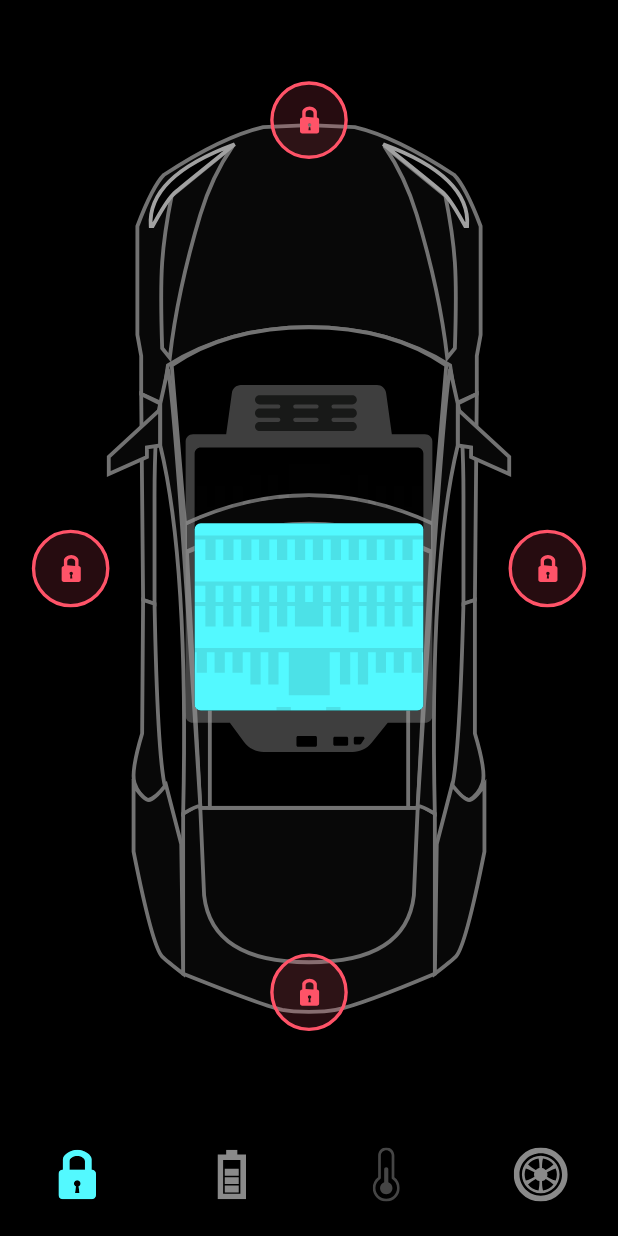
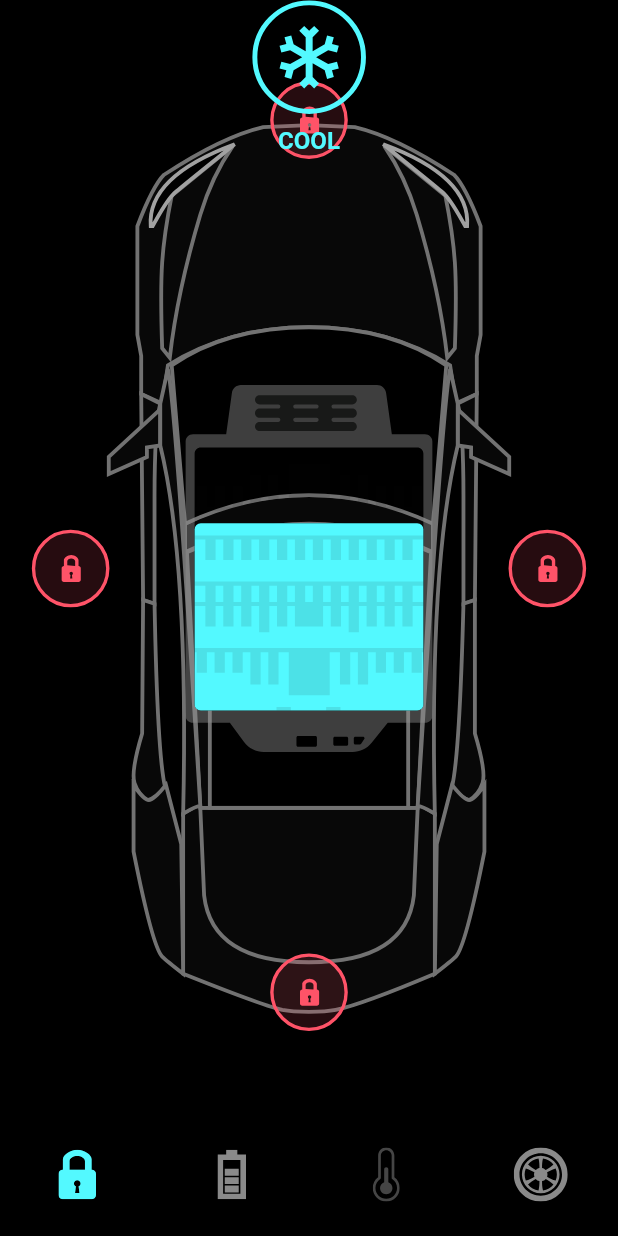
Before and after one commit to mamorucom/flutter_practice_animated_tesla_car, a Flutter app: the screen it shows after launch, on a phone screen of 412 x 824 dp. Run offline on Flutter 3.47's test engine with Material 2 defaults, Android fonts, the light colour scheme and no system bars; our stand-ins replace flutter_svg.

Commit message:
12:20 temp_btnウィジェット作成中

```diff
--- /dev/null
+++ b/lib/screens/components/temp_btn.dart
@@ -0,0 +1,57 @@
+import 'package:flutter/material.dart';
+import 'package:flutter_svg/flutter_svg.dart';
+import 'package:practice_animated_tesla_car/constanins.dart';
+
+class TempBtn extends StatelessWidget {
+  const TempBtn({
+    Key? key,
+    required this.svgSrc,
+    required this.title,
+    this.isActive = false,
+    required this.press,
+  }) : super(key: key);
+
+  final String svgSrc, title;
+  final bool isActive;
+  final VoidCallback press;
+
+  @override
+  Widget build(BuildContext context) {
+    return GestureDetector(
+      onTap: press,
+      child: Column(
+        children: [
+          AnimatedContainer(
+            duration: Duration(milliseconds: 200),
+            curve: Curves.easeInOutBack,
+            height: isActive ? 76 : 50,
+            width: isActive ? 76 : 50,
+            child: SvgPicture.asset(
+              svgSrc,
+              color: isActive ? primaryColor : Colors.white38,
+            ),
+          ),
+          const SizedBox(
+            height: defaultPadding / 2,
+          ),
+          AnimatedDefaultTextStyle(
+            duration: Duration(milliseconds: 200),
+            style: TextStyle(
+              fontSize: 16,
+              color: isActive ? primaryColor : Colors.white38,
+              fontWeight: isActive ? FontWeight.bold : FontWeight.normal,
+            ),
+            child: Text(
+              title.toUpperCase(),
+              style: TextStyle(
+                fontSize: 16,
+                color: isActive ? primaryColor : Colors.white38,
+                fontWeight: isActive ? FontWeight.bold : FontWeight.normal,
+              ),
+            ),
+          ),
+        ],
+      ),
+    );
+  }
+}
--- a/lib/screens/home_screen.dart
+++ b/lib/screens/home_screen.dart
@@ -5,6 +5,7 @@ import 'package:practice_animated_tesla_car/constanins.dart';
 import 'package:practice_animated_tesla_car/home_controller.dart';
 import 'package:practice_animated_tesla_car/screens/components/battery_status.dart';
 import 'package:practice_animated_tesla_car/screens/components/door_lock.dart';
+import 'package:practice_animated_tesla_car/screens/components/temp_btn.dart';
 import 'package:practice_animated_tesla_car/screens/components/tesla_bottom_navigationbar.dart';
 // import 'package:practice_animated_tesla_car/models/TyrePsi.dart';
 
@@ -238,6 +239,13 @@ class _HomeScreenState extends State<HomeScreen> with TickerProviderStateMixin {
                       ),
                     ),
                   ),
+                  // Temp
+                  TempBtn(
+                    isActive: _controller.isCoolSelected,
+                    svgSrc: 'assets/icons/coolShape.svg',
+                    title: 'Cool',
+                    press: _controller.updateCoolSelectedTab,
+                  ),
                 ],
               );
             }),
```
